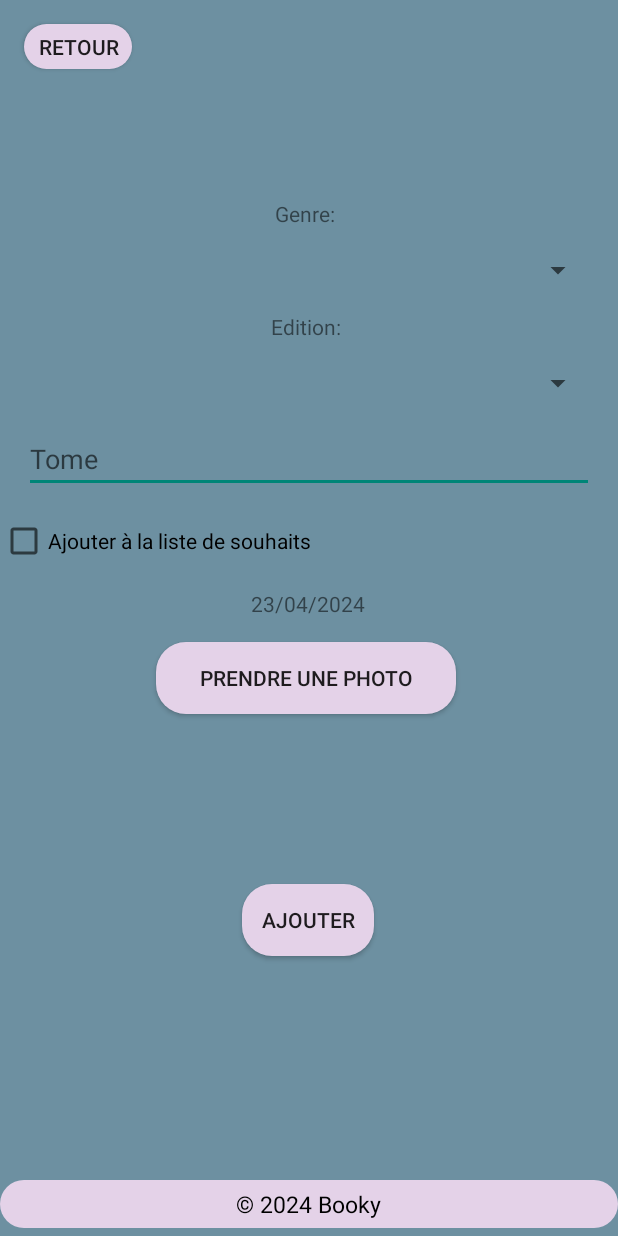
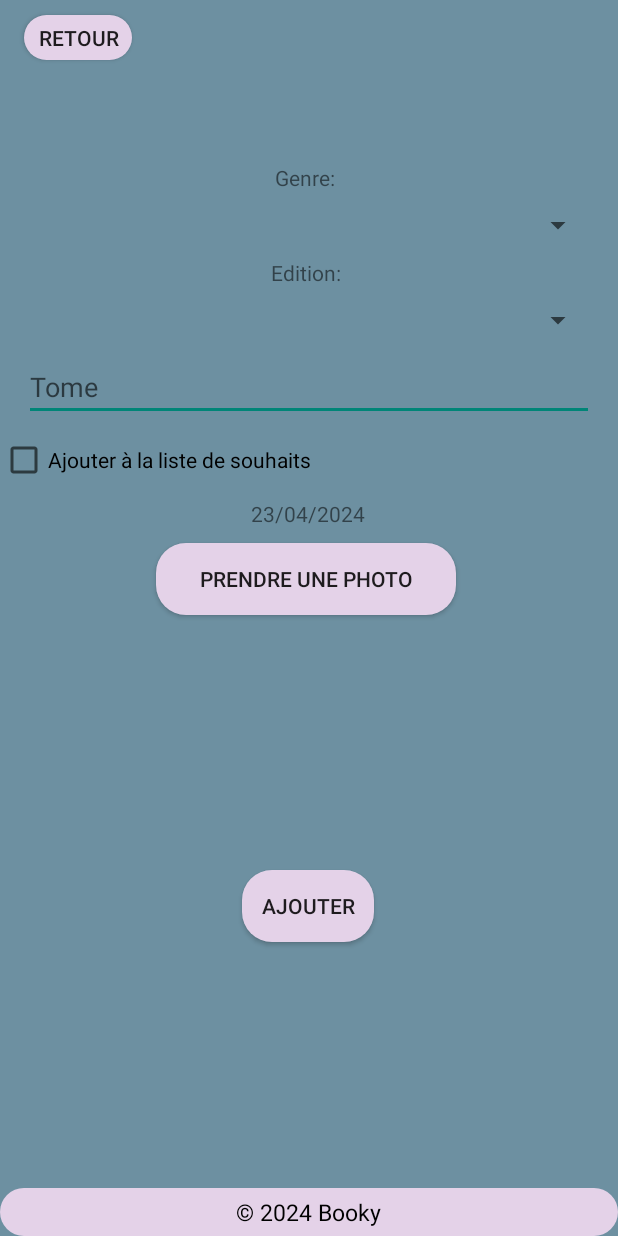
Before and after one commit to LeaVenturoli/Projet-Mobile, an Android app: the BookDetails screen opened directly, with no data from a screen before it, on a phone screen of 412 x 824 dp. Run offline under Robolectric (Android 15) with nearby library versions, the phone set to English and light mode, and no system bars; network calls fail; 1 statement that could not run was skipped.

Commit message:
© 2024 Booky"

```diff
--- a/app/src/main/res/layout/activity_book_details.xml
+++ b/app/src/main/res/layout/activity_book_details.xml
@@ -12,7 +12,7 @@
         android:layout_width="72dp"
         android:layout_height="30dp"
         android:layout_marginStart="16dp"
-        android:layout_marginTop="16dp"
+        android:layout_marginTop="10dp"
         android:background="@drawable/rose"
         android:onClick="onBackButtonClick"
         android:text="Retour"
@@ -26,7 +26,7 @@
         app:layout_constraintTop_toBottomOf="@id/backButton"
         app:layout_constraintStart_toStartOf="parent"
         app:layout_constraintEnd_toEndOf="parent"
-        android:layout_marginTop="16dp"
+        android:layout_marginTop="10dp"
         android:layout_marginStart="16dp"
         android:layout_marginEnd="16dp" />
 
@@ -37,7 +37,7 @@
         app:layout_constraintTop_toBottomOf="@id/title"
         app:layout_constraintStart_toStartOf="parent"
         app:layout_constraintEnd_toEndOf="parent"
-        android:layout_marginTop="16dp"
+        android:layout_marginTop="10dp"
         android:layout_marginStart="16dp"
         android:layout_marginEnd="16dp" />
 
@@ -47,7 +47,7 @@
         android:layout_width="wrap_content"
         android:layout_height="wrap_content"
         android:layout_marginStart="16dp"
-        android:layout_marginTop="16dp"
+        android:layout_marginTop="10dp"
         android:layout_marginEnd="16dp"
         android:text="Genre: "
         app:layout_constraintEnd_toEndOf="parent"
@@ -61,7 +61,7 @@
         android:layout_width="match_parent"
         android:layout_height="wrap_content"
         android:layout_marginStart="16dp"
-        android:layout_marginTop="16dp"
+        android:layout_marginTop="10dp"
         android:layout_marginEnd="16dp"
         app:layout_constraintTop_toBottomOf="@id/genre"
         app:layout_constraintStart_toStartOf="parent"
@@ -74,7 +74,7 @@
         android:layout_width="wrap_content"
         android:layout_height="wrap_content"
         android:layout_marginStart="16dp"
-        android:layout_marginTop="16dp"
+        android:layout_marginTop="10dp"
         android:layout_marginEnd="16dp"
         android:text="Edition: "
         app:layout_constraintEnd_toEndOf="parent"
@@ -89,7 +89,7 @@
         app:layout_constraintTop_toBottomOf="@id/edition"
         app:layout_constraintStart_toStartOf="parent"
         app:layout_constraintEnd_toEndOf="parent"
-        android:layout_marginTop="16dp"
+        android:layout_marginTop="10dp"
         android:layout_marginStart="16dp"
         android:layout_marginEnd="16dp" />
 
@@ -103,7 +103,7 @@
         app:layout_constraintTop_toBottomOf="@id/editionSpinner"
         app:layout_constraintStart_toStartOf="parent"
         app:layout_constraintEnd_toEndOf="parent"
-        android:layout_marginTop="16dp"
+        android:layout_marginTop="10dp"
         android:layout_marginStart="16dp"
         android:layout_marginEnd="16dp" />
 
@@ -112,20 +112,20 @@
         android:id="@+id/addButton"
         android:layout_width="wrap_content"
         android:layout_height="wrap_content"
-        android:layout_marginTop="12dp"
         android:background="@drawable/rose"
         android:onClick="onAddButtonClick"
         android:text="Ajouter"
         app:layout_constraintEnd_toEndOf="parent"
         app:layout_constraintHorizontal_bias="0.498"
         app:layout_constraintStart_toStartOf="parent"
+        android:layout_marginTop="10dp"
         app:layout_constraintTop_toBottomOf="@id/imageView" />
 
     <Button
         android:id="@+id/chooseImageButton"
         android:layout_width="200dp"
         android:layout_height="wrap_content"
-        android:layout_marginTop="16dp"
+        android:layout_marginTop="10dp"
         android:background="@drawable/rose"
         android:onClick="onChooseImageButtonClick"
         android:text="Prendre une photo"
@@ -138,7 +138,7 @@
         android:id="@+id/wishlistCheckBox"
         android:layout_width="wrap_content"
         android:layout_height="wrap_content"
-        android:layout_marginTop="16dp"
+        android:layout_marginTop="10dp"
         android:checked="false"
         android:text="Ajouter à la liste de souhaits"
         app:layout_constraintTop_toBottomOf="@id/tome"
@@ -150,7 +150,7 @@
         android:layout_width="wrap_content"
         android:layout_height="wrap_content"
         android:layout_marginStart="16dp"
-        android:layout_marginTop="16dp"
+        android:layout_marginTop="10dp"
         android:layout_marginEnd="16dp"
         android:text="Date: "
         app:layout_constraintEnd_toEndOf="parent"
@@ -160,19 +160,20 @@
 
     <ImageView
         android:id="@+id/imageView"
-        android:layout_width="78dp"
-        android:layout_height="89dp"
-        android:layout_marginTop="12dp"
-        app:layout_constraintTop_toBottomOf="@id/chooseImageButton"
+        android:layout_width="121dp"
+        android:layout_height="150dp"
+        android:layout_marginTop="10dp"
+        app:layout_constraintEnd_toEndOf="parent"
         app:layout_constraintStart_toStartOf="parent"
-        app:layout_constraintEnd_toEndOf="parent" />
+        app:layout_constraintTop_toBottomOf="@id/chooseImageButton" />
 
     <LinearLayout
         android:layout_width="match_parent"
         android:layout_height="wrap_content"
-        android:layout_marginBottom="5dp"
+
         android:background="@drawable/rose"
         android:orientation="vertical"
+        android:layout_marginTop="10dp"
         android:padding="5dp"
         app:layout_constraintBottom_toBottomOf="parent">
 
```
